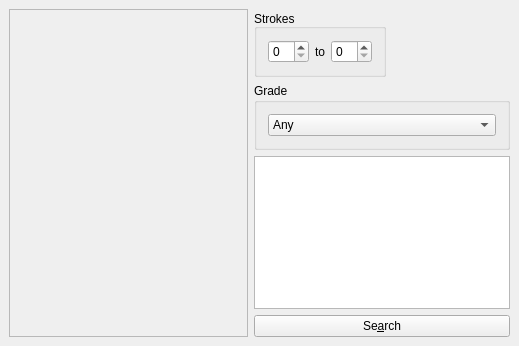
Before: the Qt Designer form radselect/radical_selector.ui in KDE/kiten, drawn with Qt 5.
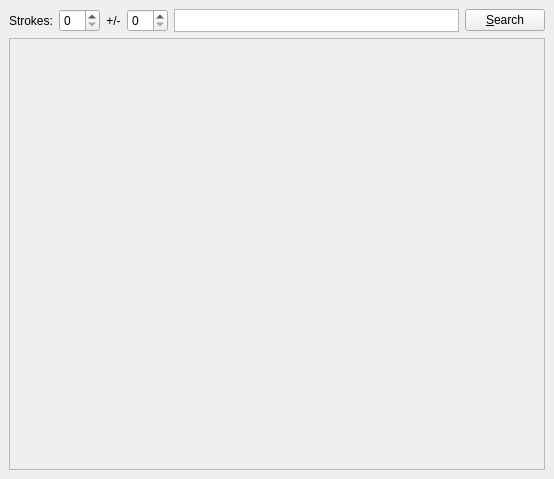
After: the same form once the commit is applied.

Commit message: Fixed kiten's organization domain so that it gets out of com.katzbrown in DBus. Modified the comments in xjdxgen.c for clarity (I'll need that when I import that alg into Qt) Reorganized the basic radselect dialog, moved the selected radicals to the top, removed the grade drop-down, and re-implemented the older stroke-count method.

```diff
--- a/radselect/radical_selector.ui
+++ b/radselect/radical_selector.ui
@@ -8,8 +8,8 @@
    <rect>
     <x>0</x>
     <y>0</y>
-    <width>519</width>
-    <height>346</height>
+    <width>554</width>
+    <height>479</height>
    </rect>
   </property>
   <property name="sizePolicy" >
@@ -23,69 +23,38 @@
   <property name="windowTitle" >
    <string>RadicalSelector</string>
   </property>
-  <layout class="QHBoxLayout" >
-   <property name="margin" >
-    <number>9</number>
-   </property>
-   <property name="spacing" >
-    <number>6</number>
-   </property>
-   <item>
-    <widget class="QScrollArea" name="radical_box" >
-     <property name="sizePolicy" >
-      <sizepolicy>
-       <hsizetype>13</hsizetype>
-       <vsizetype>13</vsizetype>
-       <horstretch>0</horstretch>
-       <verstretch>0</verstretch>
-      </sizepolicy>
-     </property>
-     <property name="frameShape" >
-      <enum>QFrame::StyledPanel</enum>
-     </property>
-     <property name="frameShadow" >
-      <enum>QFrame::Raised</enum>
-     </property>
-    </widget>
-   </item>
-   <item>
     <layout class="QVBoxLayout" >
      <property name="margin" >
+    <number>9</number>
+   </property>
+   <property name="spacing" >
+    <number>6</number>
+   </property>
+   <item>
+    <layout class="QHBoxLayout" >
+     <property name="margin" >
       <number>0</number>
      </property>
      <property name="spacing" >
       <number>6</number>
      </property>
      <item>
-      <widget class="QGroupBox" name="strokes_group" >
-       <property name="sizePolicy" >
-        <sizepolicy>
-         <hsizetype>0</hsizetype>
-         <vsizetype>0</vsizetype>
-         <horstretch>0</horstretch>
-         <verstretch>0</verstretch>
-        </sizepolicy>
-       </property>
-       <property name="title" >
-        <string>Strokes</string>
+      <widget class="QLabel" name="strokes_label_2" >
+       <property name="text" >
+        <string>Strokes:</string>
        </property>
        <property name="alignment" >
-        <set>Qt::AlignBottom|Qt::AlignLeading|Qt::AlignLeft|Qt::AlignTop|Qt::AlignVCenter|Qt::AlignVertical_Mask</set>
+        <set>Qt::AlignCenter</set>
        </property>
-       <layout class="QHBoxLayout" >
-        <property name="margin" >
-         <number>11</number>
-        </property>
-        <property name="spacing" >
-         <number>6</number>
-        </property>
+      </widget>
+     </item>
         <item>
          <widget class="QSpinBox" name="strokes_low" />
         </item>
         <item>
          <widget class="QLabel" name="strokes_label" >
           <property name="text" >
-           <string>to</string>
+        <string>+/-</string>
           </property>
           <property name="alignment" >
            <set>Qt::AlignCenter</set>
@@ -95,90 +64,12 @@
         <item>
          <widget class="QSpinBox" name="strokes_high" />
         </item>
-       </layout>
-      </widget>
-     </item>
-     <item>
-      <widget class="QGroupBox" name="grade_group" >
-       <property name="sizePolicy" >
-        <sizepolicy>
-         <hsizetype>5</hsizetype>
-         <vsizetype>0</vsizetype>
-         <horstretch>0</horstretch>
-         <verstretch>0</verstretch>
-        </sizepolicy>
-       </property>
-       <property name="title" >
-        <string>Grade</string>
-       </property>
-       <property name="alignment" >
-        <set>Qt::AlignLeading</set>
-       </property>
-       <layout class="QHBoxLayout" >
-        <property name="margin" >
-         <number>11</number>
-        </property>
-        <property name="spacing" >
-         <number>6</number>
-        </property>
-        <item>
-         <widget class="QComboBox" name="grade_selector" >
-          <item>
-           <property name="text" >
-            <string>Any</string>
-           </property>
-          </item>
-          <item>
-           <property name="text" >
-            <string>Grade 1</string>
-           </property>
-          </item>
-          <item>
-           <property name="text" >
-            <string>Grade 2</string>
-           </property>
-          </item>
-          <item>
-           <property name="text" >
-            <string>Grade 3</string>
-           </property>
-          </item>
-          <item>
-           <property name="text" >
-            <string>Grade 4</string>
-           </property>
-          </item>
-          <item>
-           <property name="text" >
-            <string>Grade 5</string>
-           </property>
-          </item>
-          <item>
-           <property name="text" >
-            <string>Grade 6</string>
-           </property>
-          </item>
-          <item>
-           <property name="text" >
-            <string>Jouyou</string>
-           </property>
-          </item>
-          <item>
-           <property name="text" >
-            <string>Jinmeiyou</string>
-           </property>
-          </item>
-         </widget>
-        </item>
-       </layout>
-      </widget>
-     </item>
      <item>
       <widget class="QListWidget" name="selected_radicals" >
        <property name="sizePolicy" >
         <sizepolicy>
-         <hsizetype>5</hsizetype>
-         <vsizetype>7</vsizetype>
+         <hsizetype>7</hsizetype>
+         <vsizetype>13</vsizetype>
          <horstretch>0</horstretch>
          <verstretch>0</verstretch>
         </sizepolicy>
@@ -186,6 +77,12 @@
        <property name="horizontalScrollBarPolicy" >
         <enum>Qt::ScrollBarAlwaysOff</enum>
        </property>
+       <property name="flow" >
+        <enum>QListView::LeftToRight</enum>
+       </property>
+       <property name="viewMode" >
+        <enum>QListView::IconMode</enum>
+       </property>
       </widget>
      </item>
      <item>
@@ -199,7 +96,7 @@
         </sizepolicy>
        </property>
        <property name="text" >
-        <string>Se&amp;arch</string>
+        <string>&amp;Search</string>
        </property>
        <property name="shortcut" >
         <string>Alt+S</string>
@@ -208,6 +105,24 @@
      </item>
     </layout>
    </item>
+   <item>
+    <widget class="QScrollArea" name="radical_box" >
+     <property name="sizePolicy" >
+      <sizepolicy>
+       <hsizetype>7</hsizetype>
+       <vsizetype>13</vsizetype>
+       <horstretch>0</horstretch>
+       <verstretch>0</verstretch>
+      </sizepolicy>
+     </property>
+     <property name="frameShape" >
+      <enum>QFrame::StyledPanel</enum>
+     </property>
+     <property name="frameShadow" >
+      <enum>QFrame::Raised</enum>
+     </property>
+    </widget>
+   </item>
   </layout>
  </widget>
  <layoutdefault spacing="6" margin="11" />
```
Left out of the diff: 6 changed lines with no effect on the pictures. Lines whose indentation alone changed are shown as unchanged. The commit also changes 5 other files.
